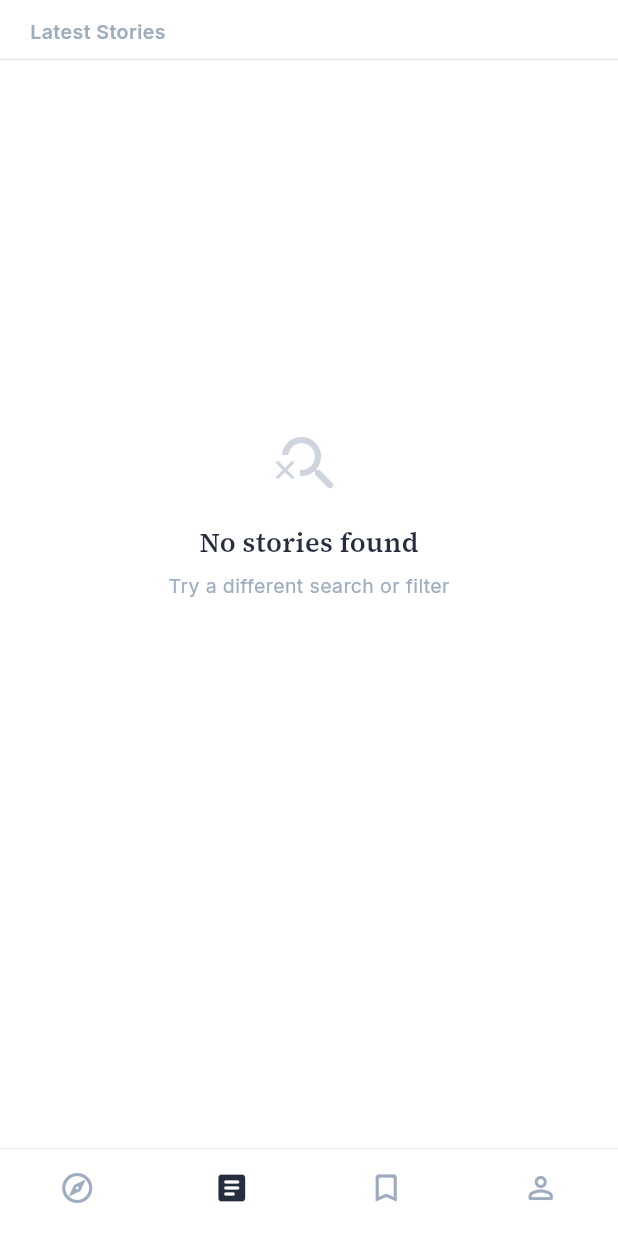
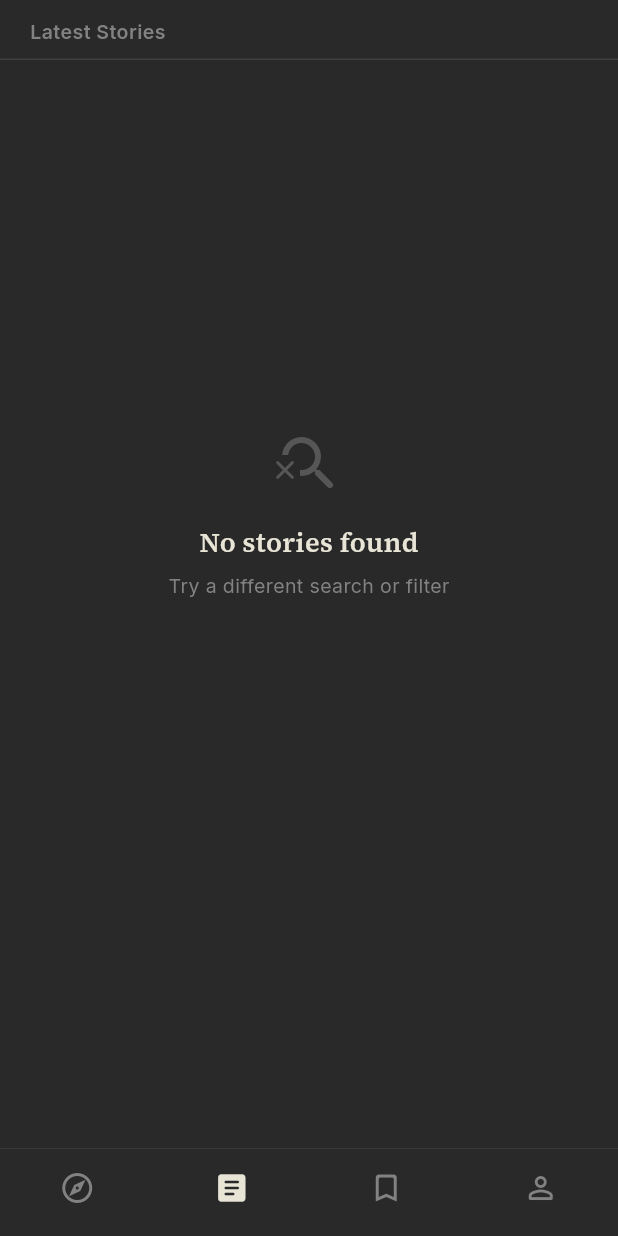
Before and after one commit to Prab187/Aiwire, a Flutter app: the screen it shows after launch, item 2 of the bottom bar chosen, scrolled down 152 dp, on a phone screen of 412 x 824 dp. Run offline on Flutter 3.47's test engine with Material 3 defaults, Android fonts, the phone set to English and light mode, and no system bars; our stand-ins replace cached_network_image, file_picker, firebase_analytics, firebase_core, flutter_staggered_animations, flutter_tts and 9 more; missing offline and left inert: youtube_explode_dart; accounts and stored records are empty; network calls fail.

Commit message:
Revert hiringhood-style theme; restore original palette
Co-Authored-By: Claude Opus 4.7 (1M context) <noreply@anthropic.com>

```diff
--- a/lib/screens/home_screen.dart
+++ b/lib/screens/home_screen.dart
@@ -30,7 +30,7 @@ class _HomeScreenState extends State<HomeScreen> with SingleTickerProviderStateM
   int _bottomIndex = 0;
   SortFilter _sortFilter = SortFilter.latest;
   String _searchQuery = '';
-  AppMode _mode = AppMode.light;
+  AppMode _mode = AppMode.dark;
   late AnimationController _modeAnim;
   late Animation<double> _fadeAnim;
 
--- a/lib/theme/app_theme.dart
+++ b/lib/theme/app_theme.dart
@@ -12,57 +12,57 @@ class AppTheme {
   bool get isKindle => mode == AppMode.kindle;
 
   Color get background {
-    if (isDark) return const Color(0xFF0F172A);
+    if (isDark) return const Color(0xFF121212);
     if (isKindle) return const Color(0xFFF5EDD6);
     return const Color(0xFFFFFFFF);
   }
 
   Color get surface {
-    if (isDark) return const Color(0xFF1E293B);
+    if (isDark) return const Color(0xFF1A1A1A);
     if (isKindle) return const Color(0xFFEDE4C8);
-    return const Color(0xFFF8FAFC);
+    return const Color(0xFFF7F7F5);
   }
 
   Color get edgeDark {
-    if (isDark) return const Color(0xFF0F172A);
+    if (isDark) return const Color(0xFF121212);
     if (isKindle) return const Color(0xFFE8DFC4);
-    return const Color(0xFFF1F5F9);
+    return const Color(0xFFF7F7F5);
   }
 
   Color get primary {
-    if (isDark) return const Color(0xFFF1F5F9);
+    if (isDark) return const Color(0xFFE6E3D3);
     if (isKindle) return const Color(0xFF2C1810);
-    return const Color(0xFF0F172A);
+    return const Color(0xFF242424);
   }
 
   Color get secondary {
-    if (isDark) return const Color(0xFF94A3B8);
+    if (isDark) return const Color(0xFF9E9E9E);
     if (isKindle) return const Color(0xFF6B4C3B);
-    return const Color(0xFF475569);
+    return const Color(0xFF6B6B6B);
   }
 
   Color get muted {
-    if (isDark) return const Color(0xFF64748B);
+    if (isDark) return const Color(0xFF757575);
     if (isKindle) return const Color(0xFF9C7B6B);
-    return const Color(0xFF94A3B8);
+    return const Color(0xFF9E9E9E);
   }
 
   Color get divider {
-    if (isDark) return const Color(0xFF334155);
+    if (isDark) return const Color(0xFF2A2A2A);
     if (isKindle) return const Color(0xFFDDD3B8);
-    return const Color(0xFFE2E8F0);
+    return const Color(0xFFE6E6E6);
   }
 
   Color get border {
-    if (isDark) return const Color(0xFF334155);
+    if (isDark) return const Color(0xFF2A2A2A);
     if (isKindle) return const Color(0xFFCFC3A8);
-    return const Color(0xFFE2E8F0);
+    return const Color(0xFFE6E6E6);
   }
 
   Color get accent {
-    if (isDark) return const Color(0xFF60A5FA);
+    if (isDark) return const Color(0xFF6EBF6E);
     if (isKindle) return const Color(0xFF5A8A5A);
-    return const Color(0xFF2563EB);
+    return const Color(0xFF3D7A3D);
   }
 
   SystemUiOverlayStyle get systemUi =>
```
